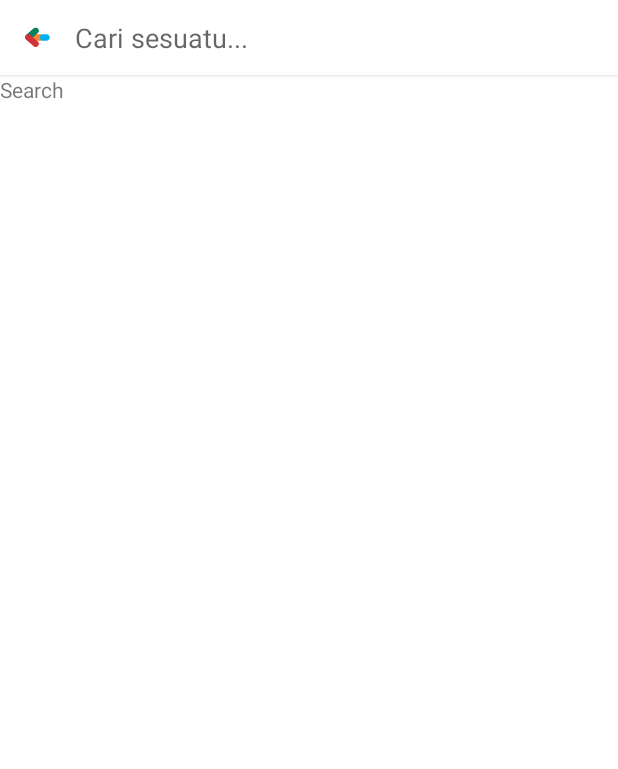
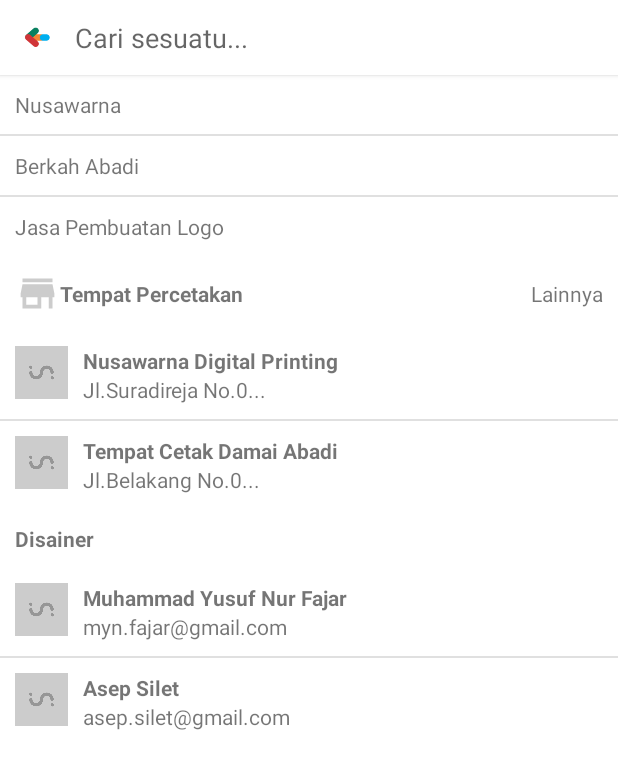
Before and after one commit to jar00t/Inharmonia, an Android app: the SearchActivity screen opened directly, with no data from a screen before it, on a phone screen of 412 x 824 dp. Before the commit the part shown is almost empty. Shown: the top 769 px of the screen. Run offline under Robolectric (Android 15) with nearby library versions, the phone set to English and light mode, and no system bars.

Commit message:
first commit

```diff
--- /dev/null
+++ b/app/src/main/java/id/inharmonia/app/ImageTextSubList.java
@@ -0,0 +1,27 @@
+package id.inharmonia.app;
+
+public class ImageTextSubList {
+
+    private int Icon;
+    private String Title;
+    private String SubTitle;
+
+    public ImageTextSubList(int Icon, String Title, String SubTitle) {
+        this.Icon = Icon;
+        this.Title = Title;
+        this.SubTitle = SubTitle;
+    }
+
+    public int getIcon() {
+        return Icon;
+    }
+
+    public String getTitle() {
+        return Title;
+    }
+
+    public String getSubTitle() {
+        return SubTitle;
+    }
+
+}
--- /dev/null
+++ b/app/src/main/java/id/inharmonia/app/ImageTextSubListAdapter.java
@@ -0,0 +1,48 @@
+package id.inharmonia.app;
+
+import android.content.Context;
+import android.support.annotation.LayoutRes;
+import android.support.annotation.NonNull;
+import android.support.annotation.Nullable;
+import android.view.LayoutInflater;
+import android.view.View;
+import android.view.ViewGroup;
+import android.widget.ArrayAdapter;
+import android.widget.ImageView;
+import android.widget.TextView;
+
+import java.util.ArrayList;
+import java.util.List;
+
+
+public class ImageTextSubListAdapter extends ArrayAdapter<ImageTextSubList> {
+
+    private Context mContext;
+    private List<ImageTextSubList> mList = new ArrayList<>();
+
+    public ImageTextSubListAdapter(@NonNull Context context, ArrayList<ImageTextSubList> list) {
+        super(context, 0 , list);
+        mContext = context;
+        mList = list;
+    }
+
+    @NonNull
+    @Override
+    public View getView(int position, @Nullable View convertView, @NonNull ViewGroup parent) {
+        View listItem = convertView;
+        if(listItem == null)
+            listItem = LayoutInflater.from(mContext).inflate(R.layout.lv_img_text_sub_item_row,parent,false);
+
+        ImageTextSubList cList = mList.get(position);
+
+        ImageView Icon = (ImageView)listItem.findViewById(R.id.ivIcon);
+        TextView Title = (TextView) listItem.findViewById(R.id.tvTitle);
+        TextView SubTitle = (TextView) listItem.findViewById(R.id.tvSubTitle);
+
+        Icon.setImageResource(cList.getIcon());
+        Title.setText(cList.getTitle());
+        SubTitle.setText(cList.getSubTitle());
+
+        return listItem;
+    }
+}
--- a/app/src/main/java/id/inharmonia/app/SearchActivity.java
+++ b/app/src/main/java/id/inharmonia/app/SearchActivity.java
@@ -5,14 +5,21 @@ import android.support.v7.app.AppCompatActivity;
 import android.text.Editable;
 import android.text.TextWatcher;
 import android.view.View;
+import android.widget.ArrayAdapter;
 import android.widget.EditText;
 import android.widget.ImageView;
+import android.widget.ListView;
+
+import java.util.ArrayList;
 
 public class SearchActivity extends AppCompatActivity {
 
     ImageView mBackButton;
     ImageView mClearButton;
     EditText mSearchInput;
+    ListView mKeywordList;
+    ListView mStoreList;
+    ListView mDesignerList;
 
     @Override
     protected void onCreate(Bundle savedInstanceState) {
@@ -22,6 +29,7 @@ public class SearchActivity extends AppCompatActivity {
         mBackButton = findViewById(R.id.ivBackButton);
         mClearButton = findViewById(R.id.ivClearButton);
         mSearchInput = findViewById(R.id.etSearchInput);
+        mKeywordList = (ListView) findViewById(R.id.lvKeywordList);
 
         mBackButton.setOnClickListener(new View.OnClickListener() {
             @Override
@@ -57,6 +65,37 @@ public class SearchActivity extends AppCompatActivity {
                 mSearchInput.setText("");
             }
         });
+
+        String[] keywords = new String[] {
+                "Nusawarna",
+                "Berkah Abadi",
+                "Jasa Pembuatan Logo",
+        };
+
+        ArrayAdapter<String> adapter = new ArrayAdapter<String>(this, R.layout.lv_text_item_row, R.id.tvTitle, keywords);
+        mKeywordList.setAdapter(adapter);
+        mKeywordList.setScrollContainer(false);
+
+        mStoreList = (ListView) findViewById(R.id.lvStoreList);
+
+        ArrayList<ImageTextSubList> mList = new ArrayList<>();
+        mList.add(new ImageTextSubList(R.drawable.in_blank_square, "Nusawarna Digital Printing" , "Jl.Suradireja No.0..."));
+        mList.add(new ImageTextSubList(R.drawable.in_blank_square, "Tempat Cetak Damai Abadi" , "Jl.Belakang No.0..."));
+
+
+        ImageTextSubListAdapter mImageTextSubListAdapter = new ImageTextSubListAdapter(this, mList);
+        mStoreList.setAdapter(mImageTextSubListAdapter);
+        mStoreList.setScrollContainer(false);
+
+        mDesignerList = (ListView) findViewById(R.id.lvDesignerList);
+
+        ArrayList<ImageTextSubList> cDesignerList = new ArrayList<>();
+        cDesignerList.add(new ImageTextSubList(R.drawable.in_blank_square, "Muhammad Yusuf Nur Fajar" , "myn.fajar@gmail.com"));
+        cDesignerList.add(new ImageTextSubList(R.drawable.in_blank_square, "Asep Silet" , "asep.silet@gmail.com"));
+
+        ImageTextSubListAdapter mDesignerListAdapter = new ImageTextSubListAdapter(this, cDesignerList);
+        mDesignerList.setAdapter(mDesignerListAdapter);
+        mDesignerList.setScrollContainer(false);
     }
 
 }
--- a/app/src/main/res/layout/activity_search.xml
+++ b/app/src/main/res/layout/activity_search.xml
@@ -11,7 +11,7 @@
         android:layout_width="match_parent"
         android:layout_height="match_parent"
         android:background="@color/colorWhite"
-        android:gravity="center"
+        android:gravity="top"
         android:orientation="vertical">
 
         <android.support.v7.widget.CardView
@@ -66,17 +66,67 @@
 
         </android.support.v7.widget.CardView>
 
-        <ScrollView
+        <ListView
+            android:id="@+id/lvKeywordList"
+            android:layout_height="wrap_content"
             android:layout_width="match_parent"
-            android:layout_height="match_parent"
-            android:background="@color/colorWhite">
+            android:background="@color/colorWhite" />
+
+        <RelativeLayout
+            android:layout_width="match_parent"
+            android:layout_height="wrap_content"
+            android:padding="10dp"
+            android:orientation="horizontal">
+
+            <LinearLayout
+                android:layout_width="wrap_content"
+                android:layout_height="wrap_content"
+                android:gravity="start"
+                android:orientation="horizontal">
+
+                <ImageView
+                    android:layout_width="30dp"
+                    android:layout_height="30dp"
+                    android:tint="@color/colorGrey"
+                    android:src="@drawable/ic_store_mall_directory_black_24dp"
+                    android:contentDescription="@string/store_icon" />
+
+                <TextView
+                    android:layout_width="match_parent"
+                    android:layout_height="30dp"
+                    android:gravity="center_vertical"
+                    android:textStyle="bold"
+                    android:text="@string/tempat_percetakan" />
+
+            </LinearLayout>
 
             <TextView
-                android:layout_width="match_parent"
-                android:layout_height="wrap_content"
-                android:text="Search" />
+                android:layout_width="wrap_content"
+                android:layout_height="30dp"
+                android:text="@string/lainnya"
+                android:gravity="center_vertical"
+                android:layout_alignParentEnd="true" />
 
-        </ScrollView>
+        </RelativeLayout>
+
+        <ListView
+            android:id="@+id/lvStoreList"
+            android:layout_height="wrap_content"
+            android:layout_width="match_parent"
+            android:background="@color/colorWhite" />
+
+        <TextView
+            android:layout_width="match_parent"
+            android:layout_height="wrap_content"
+            android:textStyle="bold"
+            android:padding="10dp"
+            android:text="@string/disainer" />
+
+        <ListView
+            android:id="@+id/lvDesignerList"
+            android:layout_height="wrap_content"
+            android:layout_width="match_parent"
+            android:background="@color/colorWhite" />
 
     </LinearLayout>
 
--- /dev/null
+++ b/app/src/main/res/layout/lv_img_text_sub_item_row.xml
@@ -0,0 +1,38 @@
+<?xml version="1.0" encoding="utf-8"?>
+<LinearLayout xmlns:android="http://schemas.android.com/apk/res/android"
+    android:layout_width="match_parent"
+    android:layout_height="wrap_content"
+    android:gravity="start"
+    android:padding="10dp"
+    android:orientation="horizontal">
+
+    <ImageView
+        android:id="@+id/ivIcon"
+        android:layout_width="35dp"
+        android:layout_height="35dp"
+        android:contentDescription="@string/list_icon" />
+
+    <LinearLayout
+        android:layout_width="match_parent"
+        android:layout_height="wrap_content"
+        android:gravity="center_vertical"
+        android:orientation="vertical">
+
+        <TextView
+            android:id="@+id/tvTitle"
+            android:layout_width="wrap_content"
+            android:layout_height="wrap_content"
+            android:textStyle="bold"
+            android:layout_marginStart="10dp"
+            android:text=""/>
+
+        <TextView
+            android:id="@+id/tvSubTitle"
+            android:layout_width="wrap_content"
+            android:layout_height="wrap_content"
+            android:layout_marginStart="10dp"
+            android:text=""/>
+
+    </LinearLayout>
+
+</LinearLayout>
--- /dev/null
+++ b/app/src/main/res/layout/lv_text_item_row.xml
@@ -0,0 +1,16 @@
+<?xml version="1.0" encoding="utf-8"?>
+<LinearLayout xmlns:android="http://schemas.android.com/apk/res/android"
+    android:layout_width="match_parent"
+    android:layout_height="wrap_content"
+    android:gravity="start"
+    android:orientation="horizontal">
+
+    <TextView
+        android:id="@+id/tvTitle"
+        android:layout_width="match_parent"
+        android:layout_height="wrap_content"
+        android:gravity="center_vertical"
+        android:padding="10dp"
+        android:text=""/>
+
+</LinearLayout>
--- a/app/src/main/res/values/strings.xml
+++ b/app/src/main/res/values/strings.xml
@@ -15,4 +15,8 @@
     <string name="cari_sesuatu">Cari sesuatu...</string>
     <string name="back_button">Back Button</string>
     <string name="clear_button">Clear Button</string>
+    <string name="list_icon">List Icon</string>
+    <string name="tempat_percetakan">Tempat Percetakan</string>
+    <string name="disainer">Disainer</string>
+    <string name="lainnya">Lainnya</string>
 </resources>
```
Also changed, not shown: 199 other files.
